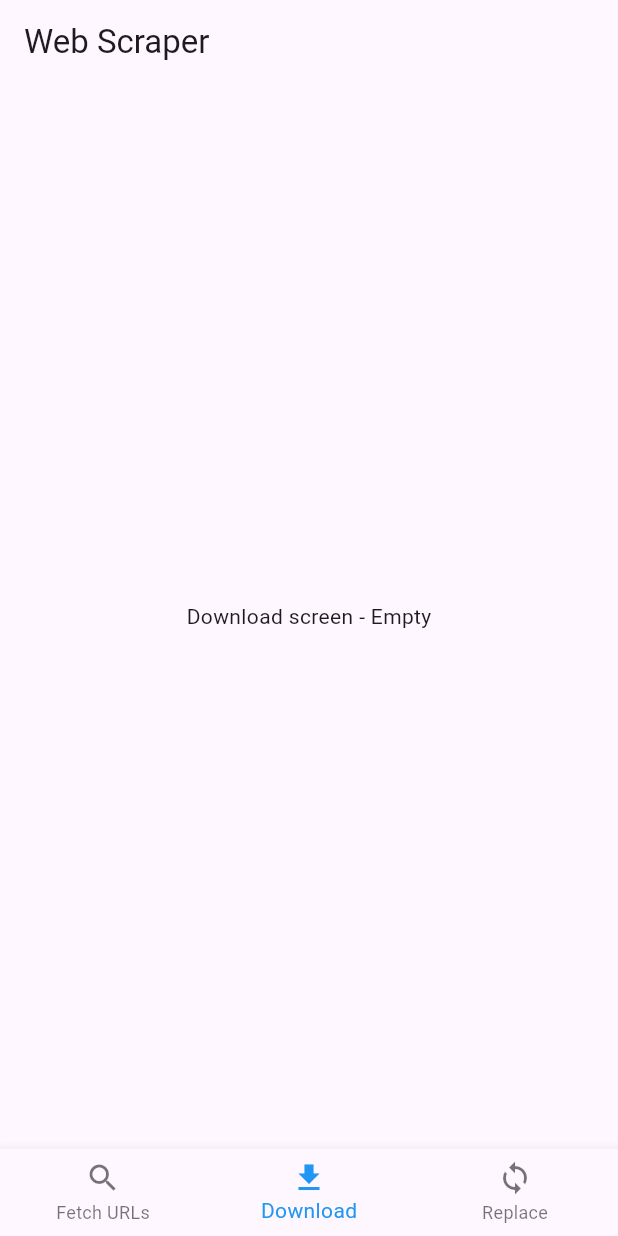
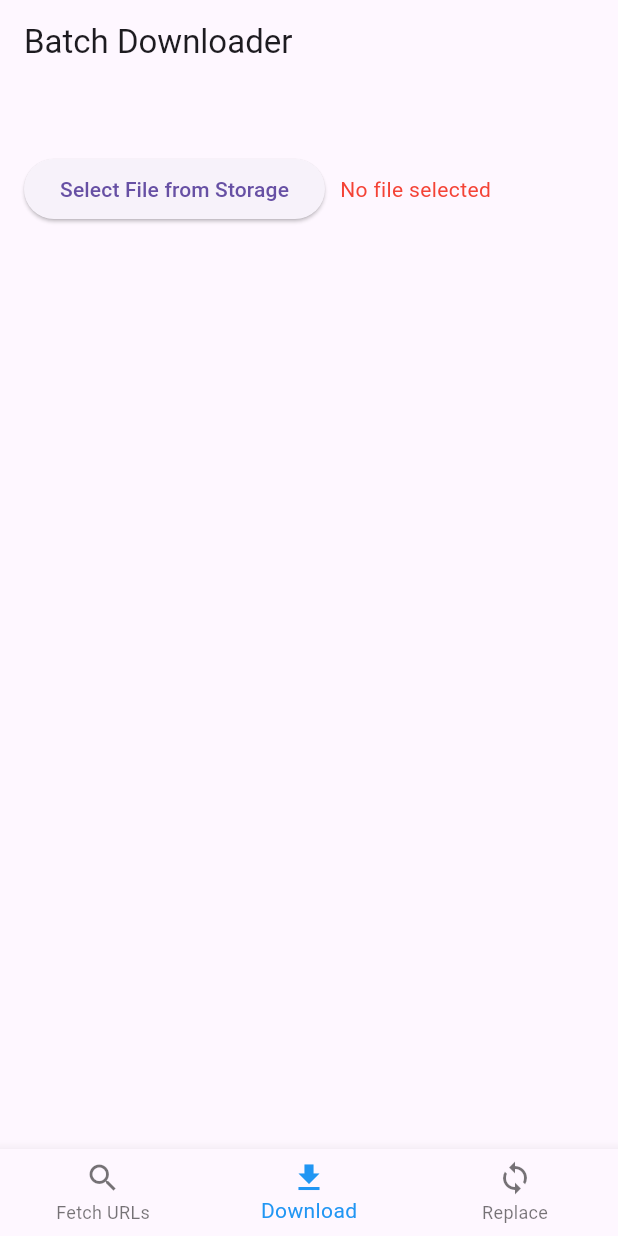
Before and after one commit to worlon-sai/batchapk, a Flutter app: the screen it shows after launch, item 2 of the bottom bar chosen, on a phone screen of 412 x 824 dp. Run offline on Flutter 3.47's test engine with Material 3 defaults, Android fonts, the phone set to English and light mode, and no system bars; our stand-ins replace dio, file_picker; missing offline and left inert: ffmpeg_kit_flutter.

Commit message:
Download Parical working

```diff
--- /dev/null
+++ b/lib/download.dart
@@ -0,0 +1,176 @@
+import 'package:flutter/material.dart';
+import 'package:file_picker/file_picker.dart';
+import 'dart:io';
+import 'package:dio/dio.dart';
+import 'package:path_provider/path_provider.dart';
+import 'package:ffmpeg_kit_flutter/ffmpeg_kit.dart';
+
+class DownloadScreen extends StatefulWidget {
+  const DownloadScreen({Key? key}) : super(key: key);
+
+  @override
+  _DownloadScreenState createState() => _DownloadScreenState();
+}
+
+class _DownloadScreenState extends State<DownloadScreen> {
+  String? selectedFilePath;
+  Dio dio = Dio();
+
+  Future<void> selectFile() async {
+    FilePickerResult? result = await FilePicker.platform.pickFiles(
+      type: FileType.any, // Allow any file type to be selected
+    );
+
+    if (result != null) {
+      setState(() {
+        selectedFilePath = result.files.single.path;
+      });
+    } else {
+      setState(() {
+        selectedFilePath = null;
+      });
+    }
+  }
+
+  Future<List<String>> readUrlsFromFile(String filePath) async {
+    final file = File(filePath);
+    return await file.readAsLines();
+  }
+
+  Future<String> downloadM3u8AndSegments(String url, String folderPath) async {
+    try {
+      Response response = await dio.get(url);
+      String playlistContent = response.data.toString();
+
+      // Extract .ts segments
+      List<String> tsFiles = playlistContent
+          .split('\n')
+          .where((line) => line.endsWith('.ts'))
+          .toList();
+
+      // Download each segment
+      for (int i = 0; i < tsFiles.length; i++) {
+        String tsUrl = Uri.parse(url).resolve(tsFiles[i]).toString();
+        String savePath = '$folderPath/segment-$i.ts';
+        await dio.download(tsUrl, savePath);
+        print('Downloaded $tsUrl');
+      }
+
+      return folderPath; // Returning the folder path containing all .ts files
+    } catch (e) {
+      print('Error downloading .ts files: $e');
+      return '';
+    }
+  }
+
+  Future<void> mergeTsToMkv(String folderPath, String outputMkvPath) async {
+    // Prepare a list of input .ts files
+    Directory dir = Directory(folderPath);
+    List<FileSystemEntity> tsFiles =
+        dir.listSync().where((file) => file.path.endsWith('.ts')).toList();
+
+    String inputs = tsFiles.map((file) => 'file ${file.path}').join('\n');
+    String inputsFile = '$folderPath/input.txt';
+
+    // Write input file list to a file
+    File(inputsFile).writeAsStringSync(inputs);
+
+    // Use ffmpeg to merge the .ts files into one .mkv
+    String command = "-f concat -safe 0 -i $inputsFile -c copy $outputMkvPath";
+    await FFmpegKit.execute(command).then((session) {
+      print("Merging process completed.");
+    }).catchError((error) {
+      print("Error during merging: $error");
+    });
+  }
+
+  Future<void> downloadFile() async {
+    if (selectedFilePath != null) {
+      List<String> urls = await readUrlsFromFile(selectedFilePath!);
+
+      String folderPath = await createFolderForFile(selectedFilePath!);
+
+      for (int i = 0; i < urls.length; i++) {
+        String episodeFolderPath = '$folderPath/episode-${i + 1}';
+        Directory(episodeFolderPath).createSync();
+
+        // Download and save all .ts files for each episode
+        await downloadM3u8AndSegments(urls[i], episodeFolderPath);
+
+        // Merge the .ts files into one .mkv file
+        String outputMkvPath = '$folderPath/episode-${i + 1}.mkv';
+        await mergeTsToMkv(episodeFolderPath, outputMkvPath);
+      }
+
+      print('All episodes downloaded and merged.');
+    }
+  }
+
+  Future<String> createFolderForFile(String filePath) async {
+    String fileName = filePath.split('/').last.split('.').first;
+
+    final downloadsDirectory = await getExternalStorageDirectory();
+    final path =
+        '${downloadsDirectory?.parent.parent.parent.parent.path}/download';
+    String folderPath = '$path/$fileName';
+
+    final folder = Directory(folderPath);
+    if (!(await folder.exists())) {
+      await folder.create();
+    }
+
+    return folderPath;
+  }
+
+  @override
+  Widget build(BuildContext context) {
+    return Scaffold(
+      body: Padding(
+        padding: const EdgeInsets.all(16.0),
+        child: SingleChildScrollView(
+          child: Column(
+            mainAxisAlignment: MainAxisAlignment.start,
+            crossAxisAlignment: CrossAxisAlignment.start,
+            children: [
+              const SizedBox(height: 30),
+              Row(
+                children: [
+                  ElevatedButton(
+                    onPressed: selectFile,
+                    child: const Text("Select File from Storage"),
+                  ),
+                  const SizedBox(width: 10),
+                  selectedFilePath != null
+                      ? Expanded(
+                          child: Text(
+                            selectedFilePath!,
+                            style: const TextStyle(
+                              color: Colors.green,
+                              fontWeight: FontWeight.bold,
+                            ),
+                            overflow: TextOverflow.ellipsis,
+                            maxLines: 1,
+                          ),
+                        )
+                      : const Expanded(
+                          child: Text(
+                            "No file selected",
+                            style: TextStyle(color: Colors.red),
+                          ),
+                        ),
+                ],
+              ),
+              const SizedBox(height: 20),
+              selectedFilePath != null
+                  ? ElevatedButton(
+                      onPressed: downloadFile,
+                      child: const Text("Download and Merge"),
+                    )
+                  : const SizedBox.shrink(),
+            ],
+          ),
+        ),
+      ),
+    );
+  }
+}
--- a/lib/fetchurls.dart
+++ b/lib/fetchurls.dart
@@ -19,8 +19,7 @@ class EpisodeData {
 }
 
 class WebScrapingScreen extends StatefulWidget {
-  const WebScrapingScreen({Key? key})
-      : super(key: key); // Ensure the key is passed
+  // Ensure the key is passed
   @override
   _WebScrapingScreenState createState() => _WebScrapingScreenState();
 }
--- a/lib/main.dart
+++ b/lib/main.dart
@@ -6,6 +6,7 @@ import 'package:html/parser.dart';
 import 'package:http/http.dart' as http;
 import 'package:path_provider/path_provider.dart';
 
+import 'download.dart';
 import 'fetchurls.dart';
 
 void main() {
@@ -37,10 +38,8 @@ class _MainScreenState extends State<MainScreen> {
   final PageStorageBucket _bucket = PageStorageBucket();
 
   static List<Widget> _widgetOptions = <Widget>[
-    WebScrapingScreen(
-        key: PageStorageKey(
-            'web_scraping')), // Assign a key for state persistence
-    Center(child: Text("Download screen - Empty")),
+    WebScrapingScreen(), // Assign a key for state persistence
+    DownloadScreen(),
     Center(child: Text("Replace screen - Empty")),
   ];
 
@@ -54,7 +53,7 @@ class _MainScreenState extends State<MainScreen> {
   Widget build(BuildContext context) {
     return Scaffold(
       appBar: AppBar(
-        title: Text('Web Scraper'),
+        title: Text('Batch Downloader'),
       ),
       // Wrap body with PageStorage to enable state persistence
       body: PageStorage(
```
Also changed, not shown: pubspec.yaml (+7 -73 lines), pubspec.lock, 3 other files.
